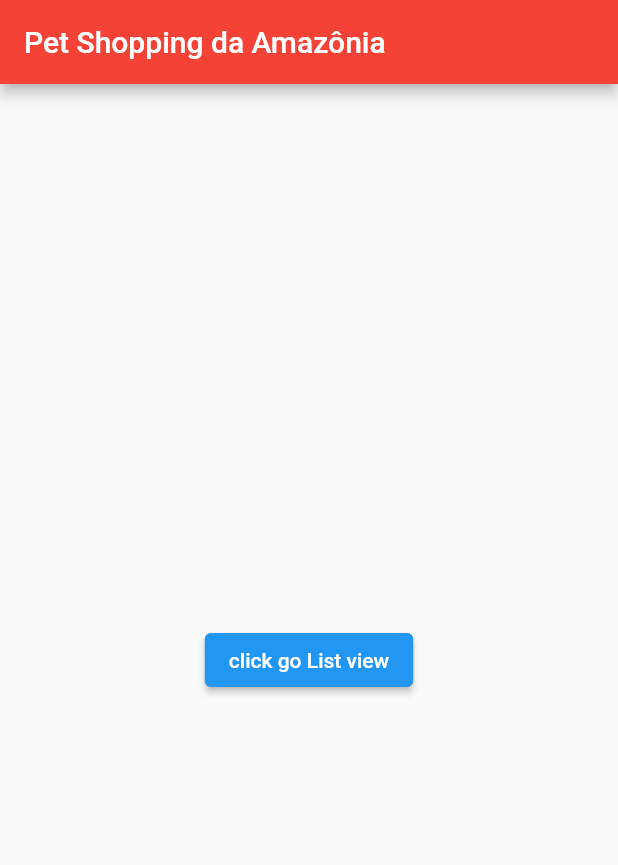
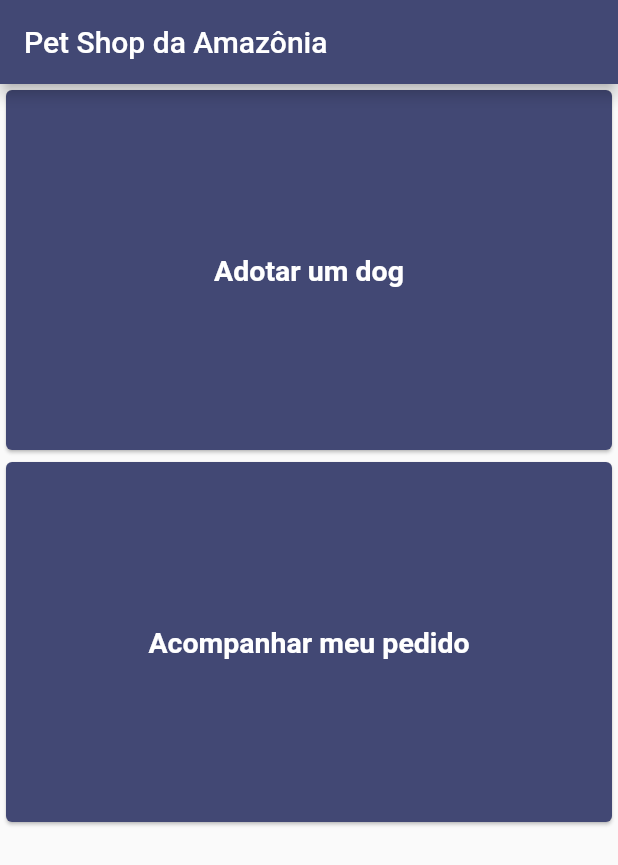
Before and after one commit to RaisonRobert/project-final-flutter-pucpr, a Flutter app: the screen it shows after launch, on a phone screen of 412 x 824 dp. Shown: the top 865 px of the screen. Run offline on Flutter 3.47's test engine with Material 2 defaults, Android fonts, the light colour scheme and no system bars.

Commit message:
create listView

```diff
--- a/lib/HomePage.dart
+++ b/lib/HomePage.dart
@@ -1,24 +1,73 @@
 import 'package:flutter/material.dart';
+import 'package:projeto_final_de_flutter/ListPedidos.dart';
 import 'ListPet.dart';
+String txtOrders = 'Acompanhar meu pedido';
+String txtDog = 'Adotar um dog';
+String title = 'Pet Shop da Amazônia';
+double paddingValue = 32;
+Color colorPrimary = const Color.fromRGBO(66, 72, 116, 1.0);
+TextStyle styleFont = const TextStyle(
+    fontWeight: FontWeight.w600, fontSize: 19, color: Colors.white);
+List <String> listOrders = [];
+List<String> listDogs = [
+  "Galgo Afegão",
+  "American Bully",
+  "Akita Inu",
+  "Bernese"
+];
 
 class HomePage extends StatelessWidget {
+
   @override
   Widget build(BuildContext context) {
-    return Scaffold(
-      appBar: AppBar(
-        backgroundColor: Colors.red,
-        title: Text('Pet Shopping da Amazônia'),
-      ),
-      body: Center(
-        child: ElevatedButton(
-          child: Text('click go List view'),
-          onPressed: () {
-            Navigator.push(context, MaterialPageRoute(builder: (context) {
-              return ListPet();
-            }));
-          },
+    Widget CardDog =
+    _buildCardCenter(context,txtDog, onTap: () {
+      Navigator.push(context, MaterialPageRoute(builder: (context) {
+        return ListPet(listDogs);
+      }));
+    } );
+    Widget CardTrackOrders =
+    _buildCardCenter(context,txtOrders, onTap: () {
+      Navigator.push(context, MaterialPageRoute(builder: (context) {
+        return ListPedidos(listOrders);
+      }));
+    } );
+
+    return MaterialApp(
+      title: title,
+      home: Scaffold(
+          appBar: AppBar(
+            backgroundColor: colorPrimary,
+            title: Text(title),
+          ),
+          body: ListView(
+            children: [CardDog, CardTrackOrders],
+          )),
+    );
+  }
+
+  Center _buildCardCenter(BuildContext context, String title, {required Null Function() onTap}) {
+    return  Center(
+      child: InkWell(
+        child: Card(
+          color: colorPrimary,
+          child: SizedBox(
+            width: 600,
+            height: 240,
+            child: Row(
+              mainAxisAlignment: MainAxisAlignment.spaceEvenly,
+              children: [
+                Text(
+                    title,
+                    style: styleFont
+                ),
+              ],
+            ),
+          ),
         ),
+        onTap: () => onTap()
       ),
     );
   }
+
 }
```
Also changed, not shown: lib/ListPedidos.dart (added, +69 -0 lines), lib/ListPet.dart (+72 -4 lines), 1 other file.
